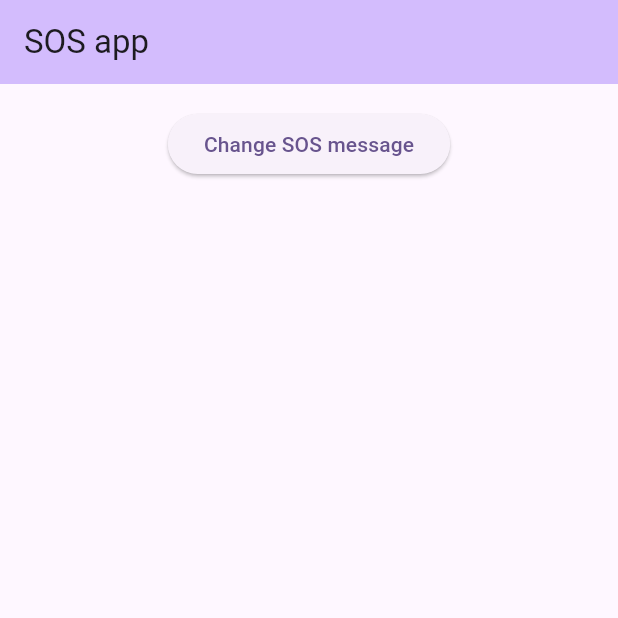
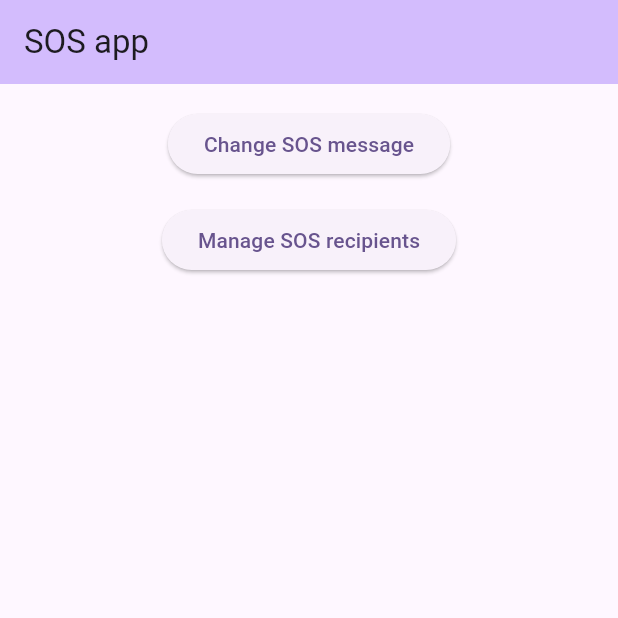
Before and after one commit to e-vinci/mobile-exercises, a Flutter app: the screen it shows after launch, on a phone screen of 412 x 824 dp, the top half of it. Run offline on Flutter 3.47's test engine with Material 3 defaults, Android fonts, the phone set to English and light mode, and no system bars; our stand-ins replace go_router, loading_animation_widget, location; missing offline and left inert: flutter_sms.

Commit message:
F12.2 Enregistrement des numéros de téléphones d’urgence

```diff
--- a/exercices/ex7/lib/main.dart
+++ b/exercices/ex7/lib/main.dart
@@ -1,8 +1,10 @@
-import 'package:ex7/views/home_screen.dart';
+import 'package:ex7/views/recipients_screen.dart';
 import 'package:flutter/material.dart';
+import 'package:go_router/go_router.dart';
 import 'package:provider/provider.dart';
 
 import 'view_models/sos_view_model.dart';
+import 'views/home_screen.dart';
 
 void main() {
   runApp(ChangeNotifierProvider<SosViewModel>(
@@ -16,13 +18,27 @@
 
   @override
   Widget build(BuildContext context) {
-    return MaterialApp(
+    return MaterialApp.router(
       title: 'Flutter Demo',
       theme: ThemeData(
         colorScheme: ColorScheme.fromSeed(seedColor: Colors.deepPurple),
         useMaterial3: true,
       ),
-      home: const HomeScreen(),
+      routerConfig: GoRouter(
+        initialLocation: "/",
+        routes: [
+          GoRoute(
+            path: "/",
+            builder: (context, state) => const HomeScreen(),
+            routes: [
+              GoRoute(
+                path: "recipients",
+                builder: (context, state) => const ManageRecipientsScreen(),
+              )
+            ],
+          ),
+        ],
+      ),
     );
   }
 }
--- a/exercices/ex7/lib/view_models/sos_view_model.dart
+++ b/exercices/ex7/lib/view_models/sos_view_model.dart
@@ -1,12 +1,28 @@
+import 'dart:collection';
+
 import 'package:flutter/foundation.dart';
 
 class SosViewModel extends ChangeNotifier {
   var _message = "I'm having an emergency at @loc, send help!";
+  final _recipients = <String>[];
 
   String get message => _message;
+
+  UnmodifiableListView<String> get recipients =>
+      UnmodifiableListView(_recipients);
 
   set message(String value) {
     _message = value;
     notifyListeners();
   }
+
+  void addRecipient(String recipient) {
+    _recipients.add(recipient);
+    notifyListeners();
+  }
+
+  void removeRecipient(String recipient) {
+    _recipients.remove(recipient);
+    notifyListeners();
+  }
 }
--- a/exercices/ex7/lib/views/home_screen.dart
+++ b/exercices/ex7/lib/views/home_screen.dart
@@ -1,4 +1,5 @@
 import 'package:flutter/material.dart';
+import 'package:go_router/go_router.dart';
 
 import 'update_message_dialog.dart';
 
@@ -24,6 +25,11 @@ class HomeScreen extends StatelessWidget {
                 ),
                 child: const Text("Change SOS message"),
               ),
+              const SizedBox(height: 16),
+              ElevatedButton(
+                onPressed: () => context.go("/recipients"),
+                child: const Text("Manage SOS recipients"),
+              ),
             ],
           ),
         ),
```
Also changed, not shown: exercices/ex7/lib/views/recipients_screen.dart (added, +73 -0 lines), 2 other files.
